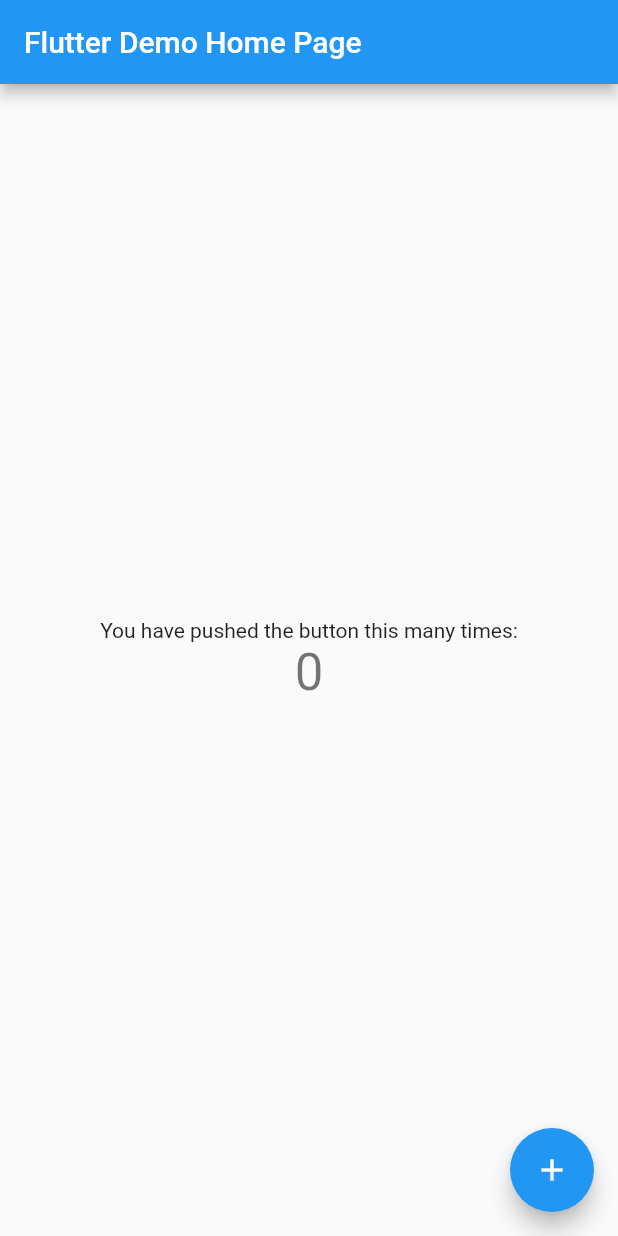
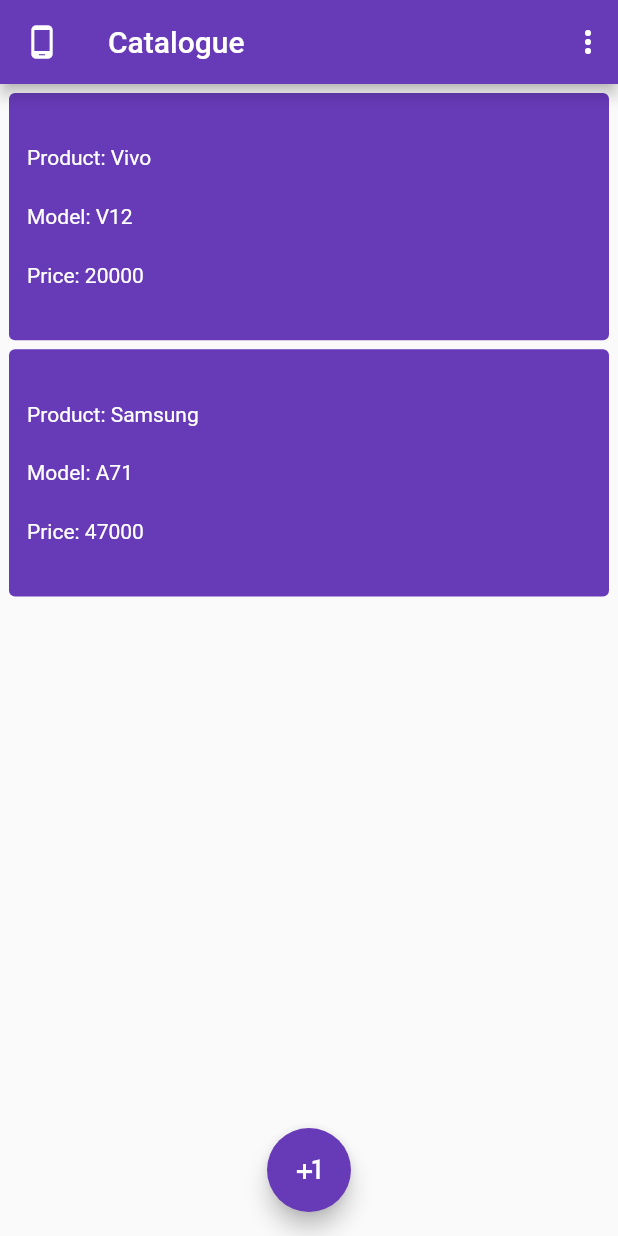
Before and after one commit to root458/Cubit-State-Management-Demo, a Flutter app: the screen it shows after launch, on a phone screen of 412 x 824 dp. Run offline on Flutter 3.47's test engine with Material 2 defaults, Android fonts, the phone set to English and light mode, and no system bars.

Commit message:
* Built the UI

```diff
--- /dev/null
+++ b/lib/components/list_view.dart
@@ -0,0 +1,40 @@
+import 'package:flutter/material.dart';
+
+Widget buildListView(List phoneList) {
+  return ListView.builder(
+      itemCount: phoneList.length,
+      itemBuilder: ((context, index) {
+        return Padding(
+          padding: const EdgeInsets.fromLTRB(6.0, 6.0, 6.0, 0),
+          child: Container(
+            height: MediaQuery.of(context).size.height / 5,
+            width: MediaQuery.of(context).size.width * .8,
+            decoration: BoxDecoration(
+              borderRadius: BorderRadius.circular(4.0),
+              color: Colors.deepPurple,
+            ),
+            child: Padding(
+              padding: const EdgeInsets.all(12.0),
+              child: Column(
+                mainAxisAlignment: MainAxisAlignment.spaceEvenly,
+                crossAxisAlignment: CrossAxisAlignment.start,
+                children: [
+                  Text(
+                    'Product: ${phoneList[index].product}',
+                    style: const TextStyle(color: Colors.white),
+                  ),
+                  Text(
+                    'Model: ${phoneList[index].model}',
+                    style: const TextStyle(color: Colors.white),
+                  ),
+                  Text(
+                    'Price: ${phoneList[index].price.toString()}',
+                    style: const TextStyle(color: Colors.white),
+                  ),
+                ],
+              ),
+            ),
+          ),
+        );
+      }));
+}
--- /dev/null
+++ b/lib/homepage.dart
@@ -0,0 +1,44 @@
+import 'package:catalogue_demo/components/list_view.dart';
+import 'package:catalogue_demo/models/phone.dart';
+import 'package:flutter/material.dart';
+
+class HomePage extends StatelessWidget {
+  const HomePage({Key? key}) : super(key: key);
+
+  @override
+  Widget build(BuildContext context) {
+    List<Phone> _phoneList = [
+      Phone(
+          product: 'Vivo',
+          model: 'V12',
+          price: 20000,
+          processor: 'Exynos',
+          ram: 8),
+      Phone(
+          product: 'Samsung',
+          model: 'A71',
+          price: 47000,
+          processor: 'Snapdragon',
+          ram: 12)
+    ];
+
+    return Scaffold(
+      floatingActionButtonLocation: FloatingActionButtonLocation.centerFloat,
+      floatingActionButton: FloatingActionButton(
+        onPressed: () {},
+        child: const Icon(Icons.plus_one),
+      ),
+      appBar: AppBar(
+        leading: const Icon(Icons.phone_android),
+        title: const Text('Catalogue'),
+        actions: const [
+          Padding(
+            padding: EdgeInsets.all(8.0),
+            child: Icon(Icons.more_vert),
+          ),
+        ],
+      ),
+      body: buildListView(_phoneList),
+    );
+  }
+}
--- a/lib/main.dart
+++ b/lib/main.dart
@@ -1,3 +1,4 @@
+import 'package:catalogue_demo/homepage.dart';
 import 'package:flutter/material.dart';
 
 void main() {
@@ -7,109 +8,14 @@ void main() {
 class MyApp extends StatelessWidget {
   const MyApp({Key? key}) : super(key: key);
 
-  // This widget is the root of your application.
   @override
   Widget build(BuildContext context) {
     return MaterialApp(
-      title: 'Flutter Demo',
+      title: 'Catalogue',
       theme: ThemeData(
-        // This is the theme of your application.
-        //
-        // Try running your application with "flutter run". You'll see the
-        // application has a blue toolbar. Then, without quitting the app, try
-        // changing the primarySwatch below to Colors.green and then invoke
-        // "hot reload" (press "r" in the console where you ran "flutter run",
-        // or simply save your changes to "hot reload" in a Flutter IDE).
-        // Notice that the counter didn't reset back to zero; the application
-        // is not restarted.
-        primarySwatch: Colors.blue,
+        primarySwatch: Colors.deepPurple,
       ),
-      home: const MyHomePage(title: 'Flutter Demo Home Page'),
+      home: const HomePage(),
     );
   }
 }
-
-class MyHomePage extends StatefulWidget {
-  const MyHomePage({Key? key, required this.title}) : super(key: key);
-
-  // This widget is the home page of your application. It is stateful, meaning
-  // that it has a State object (defined below) that contains fields that affect
-  // how it looks.
-
-  // This class is the configuration for the state. It holds the values (in this
-  // case the title) provided by the parent (in this case the App widget) and
-  // used by the build method of the State. Fields in a Widget subclass are
-  // always marked "final".
-
-  final String title;
-
-  @override
-  State<MyHomePage> createState() => _MyHomePageState();
-}
-
-class _MyHomePageState extends State<MyHomePage> {
-  int _counter = 0;
-
-  void _incrementCounter() {
-    setState(() {
-      // This call to setState tells the Flutter framework that something has
-      // changed in this State, which causes it to rerun the build method below
-      // so that the display can reflect the updated values. If we changed
-      // _counter without calling setState(), then the build method would not be
-      // called again, and so nothing would appear to happen.
-      _counter++;
-    });
-  }
-
-  @override
-  Widget build(BuildContext context) {
-    // This method is rerun every time setState is called, for instance as done
-    // by the _incrementCounter method above.
-    //
-    // The Flutter framework has been optimized to make rerunning build methods
-    // fast, so that you can just rebuild anything that needs updating rather
-    // than having to individually change instances of widgets.
-    return Scaffold(
-      appBar: AppBar(
-        // Here we take the value from the MyHomePage object that was created by
-        // the App.build method, and use it to set our appbar title.
-        title: Text(widget.title),
-      ),
-      body: Center(
-        // Center is a layout widget. It takes a single child and positions it
-        // in the middle of the parent.
-        child: Column(
-          // Column is also a layout widget. It takes a list of children and
-          // arranges them vertically. By default, it sizes itself to fit its
-          // children horizontally, and tries to be as tall as its parent.
-          //
-          // Invoke "debug painting" (press "p" in the console, choose the
-          // "Toggle Debug Paint" action from the Flutter Inspector in Android
-          // Studio, or the "Toggle Debug Paint" command in Visual Studio Code)
-          // to see the wireframe for each widget.
-          //
-          // Column has various properties to control how it sizes itself and
-          // how it positions its children. Here we use mainAxisAlignment to
-          // center the children vertically; the main axis here is the vertical
-          // axis because Columns are vertical (the cross axis would be
-          // horizontal).
-          mainAxisAlignment: MainAxisAlignment.center,
-          children: <Widget>[
-            const Text(
-              'You have pushed the button this many times:',
-            ),
-            Text(
-              '$_counter',
-              style: Theme.of(context).textTheme.headline4,
-            ),
-          ],
-        ),
-      ),
-      floatingActionButton: FloatingActionButton(
-        onPressed: _incrementCounter,
-        tooltip: 'Increment',
-        child: const Icon(Icons.add),
-      ), // This trailing comma makes auto-formatting nicer for build methods.
-    );
-  }
-}
--- /dev/null
+++ b/lib/models/phone.dart
@@ -0,0 +1,13 @@
+class Phone {
+  String product;
+  String model;
+  int price;
+  String processor;
+  int ram;
+  Phone(
+      {required this.product,
+      required this.model,
+      required this.price,
+      required this.processor,
+      required this.ram});
+}
```
Also changed, not shown: lib/components/loading_screen.dart (added).
